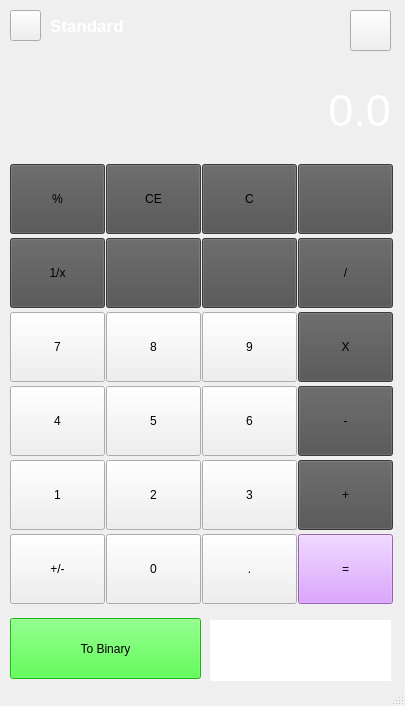
The window that mainwindow.ui (RubaIrshaid2/simple-Calculator-using-QT5) describes before a commit, drawn with Qt 5.
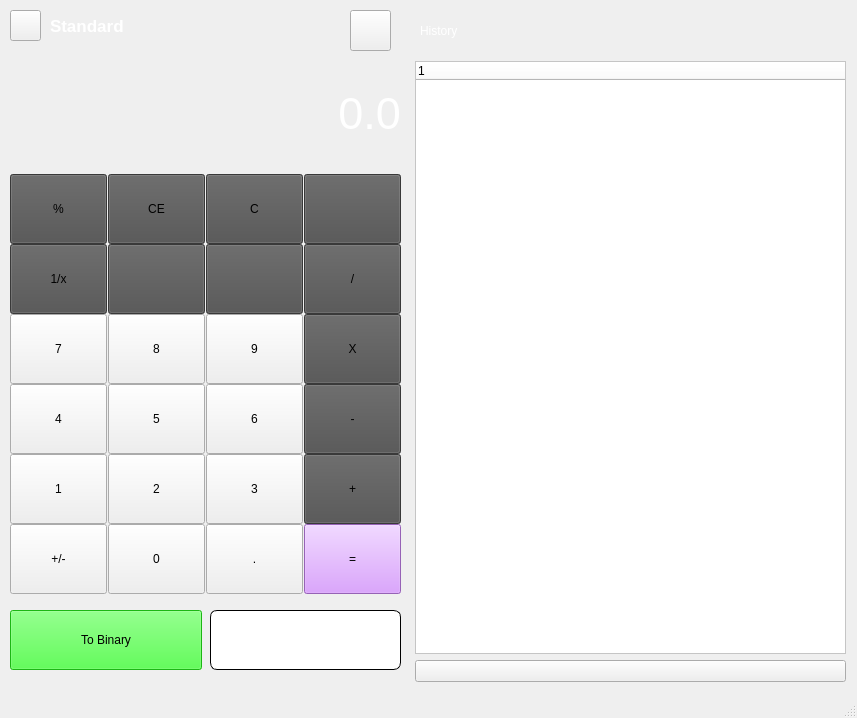
The same window after the commit. Icons and pictures are not drawn.

Commit message: adding tree widget

```diff
--- a/mainwindow.ui
+++ b/mainwindow.ui
@@ -6,8 +6,8 @@
    <rect>
     <x>0</x>
     <y>0</y>
-    <width>405</width>
-    <height>706</height>
+    <width>857</width>
+    <height>718</height>
    </rect>
   </property>
   <property name="sizePolicy">
@@ -39,14 +39,122 @@
 </string>
   </property>
   <widget class="QWidget" name="centralwidget">
+   <widget class="QPushButton" name="pushButton_history">
+    <property name="geometry">
+     <rect>
+      <x>350</x>
+      <y>10</y>
+      <width>41</width>
+      <height>41</height>
+     </rect>
+    </property>
+    <property name="styleSheet">
+     <string notr="true"/>
+    </property>
+    <property name="text">
+     <string/>
+    </property>
+   </widget>
+   <widget class="QPushButton" name="pushButton_26">
+    <property name="geometry">
+     <rect>
+      <x>10</x>
+      <y>10</y>
+      <width>31</width>
+      <height>31</height>
+     </rect>
+    </property>
+    <property name="styleSheet">
+     <string notr="true">border-image: url(:/images/icons8-menu-rounded-50.png)</string>
+    </property>
+    <property name="text">
+     <string/>
+    </property>
+   </widget>
+   <widget class="QLabel" name="label_2">
+    <property name="geometry">
+     <rect>
+      <x>50</x>
+      <y>10</y>
+      <width>111</width>
+      <height>31</height>
+     </rect>
+    </property>
+    <property name="font">
+     <font>
+      <pointsize>13</pointsize>
+      <bold>true</bold>
+     </font>
+    </property>
+    <property name="styleSheet">
+     <string notr="true">color: white; </string>
+    </property>
+    <property name="text">
+     <string>Standard</string>
+    </property>
+   </widget>
+   <widget class="QLabel" name="label">
+    <property name="geometry">
+     <rect>
+      <x>420</x>
+      <y>10</y>
+      <width>221</width>
+      <height>41</height>
+     </rect>
+    </property>
+    <property name="styleSheet">
+     <string notr="true">color: white ; 
+font: 700 14pt &quot;Segoe UI&quot;;</string>
+    </property>
+    <property name="text">
+     <string>History</string>
+    </property>
+   </widget>
+   <widget class="QWidget" name="">
+    <property name="geometry">
+     <rect>
+      <x>10</x>
+      <y>60</y>
+      <width>391</width>
+      <height>621</height>
+     </rect>
+    </property>
+    <layout class="QGridLayout" name="gridLayout_2">
+     <property name="spacing">
+      <number>8</number>
+     </property>
+     <item row="2" column="1">
+      <widget class="QLabel" name="label_3">
+       <property name="sizePolicy">
+        <sizepolicy hsizetype="Minimum" vsizetype="Minimum">
+         <horstretch>0</horstretch>
+         <verstretch>0</verstretch>
+        </sizepolicy>
+       </property>
+       <property name="minimumSize">
+        <size>
+         <width>0</width>
+         <height>60</height>
+        </size>
+       </property>
+       <property name="styleSheet">
+        <string notr="true">font: 700 11pt &quot;Segoe UI&quot;;
+background-color:  white;
+border-radius: 7px ; 
+border: 1px solid black;	</string>
+       </property>
+       <property name="text">
+        <string/>
+       </property>
+      </widget>
+     </item>
+     <item row="0" column="0" colspan="2">
    <widget class="QLabel" name="result_screen">
-    <property name="geometry">
-     <rect>
-      <x>10</x>
-      <y>70</y>
-      <width>381</width>
-      <height>81</height>
-     </rect>
+       <property name="maximumSize">
+        <size>
+         <width>16777215</width>
+         <height>90</height>
+        </size>
     </property>
     <property name="font">
      <font>
@@ -70,31 +178,25 @@
      <number>-1</number>
     </property>
    </widget>
-   <widget class="QPushButton" name="pushButton_history">
-    <property name="geometry">
-     <rect>
-      <x>350</x>
-      <y>10</y>
-      <width>41</width>
-      <height>41</height>
-     </rect>
+     </item>
+     <item row="2" column="0">
+      <widget class="QPushButton" name="pushButton_binary">
+       <property name="minimumSize">
+        <size>
+         <width>0</width>
+         <height>60</height>
+        </size>
     </property>
     <property name="styleSheet">
-     <string notr="true"/>
+        <string notr="true">font: 700 11pt &quot;Segoe UI&quot;;
+background-color:  rgb(39, 255, 28);</string>
     </property>
     <property name="text">
-     <string/>
-    </property>
-   </widget>
-   <widget class="QWidget" name="layoutWidget">
-    <property name="geometry">
-     <rect>
-      <x>10</x>
-      <y>160</y>
-      <width>383</width>
-      <height>451</height>
-     </rect>
-    </property>
+        <string>To Binary</string>
+       </property>
+      </widget>
+     </item>
+     <item row="1" column="0" colspan="2">
     <layout class="QGridLayout" name="gridLayout">
      <property name="horizontalSpacing">
       <number>1</number>
@@ -499,95 +601,39 @@
       </widget>
      </item>
     </layout>
+     </item>
+    </layout>
    </widget>
-   <widget class="QPushButton" name="pushButton_26">
+   <widget class="QWidget" name="">
     <property name="geometry">
      <rect>
-      <x>10</x>
-      <y>10</y>
-      <width>31</width>
-      <height>31</height>
+      <x>415</x>
+      <y>61</y>
+      <width>431</width>
+      <height>621</height>
      </rect>
     </property>
+    <layout class="QVBoxLayout" name="verticalLayout">
+     <item>
+      <widget class="QTreeWidget" name="treeWidget">
     <property name="styleSheet">
-     <string notr="true">border-image: url(:/images/icons8-menu-rounded-50.png)</string>
-    </property>
+        <string notr="true">background-color: rgb(255, 255, 255);</string>
+       </property>
+       <column>
     <property name="text">
-     <string/>
-    </property>
-   </widget>
-   <widget class="QLabel" name="label_2">
-    <property name="geometry">
-     <rect>
-      <x>50</x>
-      <y>10</y>
-      <width>111</width>
-      <height>31</height>
-     </rect>
-    </property>
-    <property name="font">
-     <font>
-      <pointsize>13</pointsize>
-      <bold>true</bold>
-     </font>
-    </property>
-    <property name="styleSheet">
-     <string notr="true">color: white; </string>
-    </property>
+         <string notr="true">1</string>
+        </property>
+       </column>
+      </widget>
+     </item>
+     <item>
+      <widget class="QPushButton" name="pushButton_clearHistory">
     <property name="text">
-     <string>Standard</string>
-    </property>
-   </widget>
-   <widget class="QLabel" name="label">
-    <property name="geometry">
-     <rect>
-      <x>420</x>
-      <y>10</y>
-      <width>221</width>
-      <height>41</height>
-     </rect>
-    </property>
-    <property name="styleSheet">
-     <string notr="true">color: white ; 
-font: 700 14pt &quot;Segoe UI&quot;;</string>
-    </property>
-    <property name="text">
-     <string>History</string>
-    </property>
-   </widget>
-   <widget class="QPushButton" name="pushButton_binary">
-    <property name="geometry">
-     <rect>
-      <x>10</x>
-      <y>618</y>
-      <width>191</width>
-      <height>61</height>
-     </rect>
-    </property>
-    <property name="styleSheet">
-     <string notr="true">font: 700 11pt &quot;Segoe UI&quot;;
-background-color:  rgb(39, 255, 28);</string>
-    </property>
-    <property name="text">
-     <string>To Binary</string>
-    </property>
-   </widget>
-   <widget class="QLabel" name="label_3">
-    <property name="geometry">
-     <rect>
-      <x>210</x>
-      <y>620</y>
-      <width>181</width>
-      <height>61</height>
-     </rect>
-    </property>
-    <property name="styleSheet">
-     <string notr="true">font: 700 11pt &quot;Segoe UI&quot;;
-background-color:  white;</string>
-    </property>
-    <property name="text">
      <string/>
     </property>
+      </widget>
+     </item>
+    </layout>
    </widget>
   </widget>
   <widget class="QStatusBar" name="statusbar"/>
```
Lines whose indentation alone changed are shown as unchanged. The commit also changes 4 other files.
